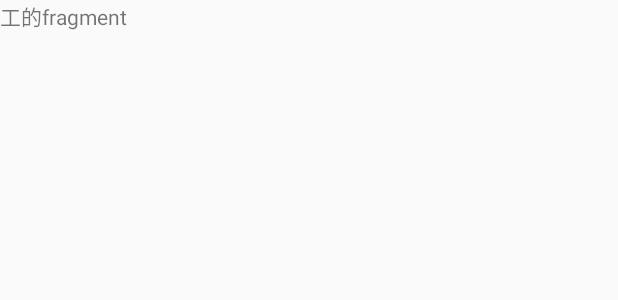
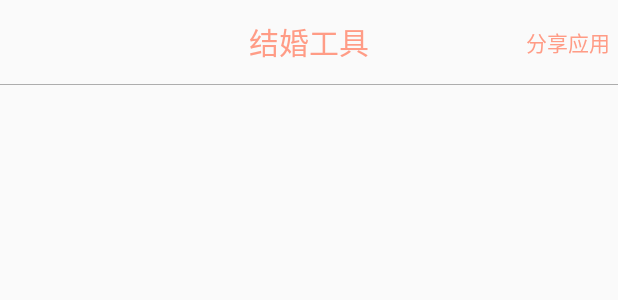
Before and after one commit to kingcyan/BestWedding, an Android app: the layout fragment_tools.xml on its own in the app's theme, with its tools: preview values and no code run, on a phone screen of 412 x 824 dp. Shown: the top 300 px of the screen. Run offline under Robolectric (Android 15) with nearby library versions, the phone set to English and light mode, and no system bars.

Commit message:
常量类，工具类，解析Json类的创建

```diff
--- a/app/build.gradle
+++ b/app/build.gradle
@@ -24,4 +24,5 @@ dependencies {
     testCompile 'junit:junit:4.12'
     compile 'com.android.support:appcompat-v7:23.4.0'
     compile project(':weddinglibary')
+    compile 'com.squareup.retrofit2:converter-gson:2.1.0'
 }
--- a/app/src/main/java/com/qf/util/Contants.java
+++ b/app/src/main/java/com/qf/util/Contants.java
@@ -5,5 +5,8 @@ package com.qf.util;
  * 2016/8/19
  */
 public interface Contants {
-    String TOOL_HEAD_IMG = "http://www.hunliji.com/p/wedding/index.php/home/APIPosterBlock/block_info?id=1004&app_version=6.8.7&city=0";
+
+    String HTTP_ROOT   = "http://www.hunliji.com/";
+    //工具页面顶部的图片
+    String TOOL_HEAD_IMG = "p/wedding/index.php/home/APIPosterBlock/block_info?id=1004&app_version=6.8.7&city=0";
 }
--- a/app/src/main/res/layout/fragment_tools.xml
+++ b/app/src/main/res/layout/fragment_tools.xml
@@ -3,10 +3,47 @@
               android:layout_width="match_parent"
               android:layout_height="match_parent"
               android:orientation="vertical">
+    <!-- 标题 -->
+    <RelativeLayout
+        android:layout_width="match_parent"
+        android:layout_height="?attr/actionBarSize"
+        >
 
-    <TextView
-        android:layout_width="wrap_content"
-        android:layout_height="wrap_content"
-        android:text="工的fragment"
+        <TextView
+            android:layout_width="wrap_content"
+            android:layout_height="wrap_content"
+            android:layout_centerInParent="true"
+            android:text="@string/Tool_Title"
+            android:textColor="@color/colortextchecked"
+            android:textSize="@dimen/ToolTitleSize"
+            />
+
+        <TextView
+            android:layout_width="wrap_content"
+            android:layout_height="wrap_content"
+            android:layout_alignParentRight="true"
+            android:layout_centerVertical="true"
+            android:layout_marginRight="@dimen/MarginRingt"
+            android:text="@string/Tool_TitleRight"
+            android:textColor="@color/colortextchecked"
+            android:textSize="@dimen/ToolTitleRightSize"
+            />
+    </RelativeLayout>
+    <!--分割线-->
+    <View
+        android:layout_width="match_parent"
+        android:layout_height="@dimen/ViewHalving"
+        android:background="@color/colortextunchecked"
         />
+    <RelativeLayout
+        android:layout_width="match_parent"
+        android:layout_height="230dp">
+        <ImageView
+            android:id="@+id/tool_head_img"
+            android:clickable="true"
+            android:layout_width="match_parent"
+            android:layout_height="150dp"
+            />
+    </RelativeLayout>
+
 </LinearLayout>
--- a/app/src/main/res/values/colors.xml
+++ b/app/src/main/res/values/colors.xml
@@ -3,6 +3,6 @@
     <color name="colorPrimary">#3F51B5</color>
     <color name="colorPrimaryDark">#303F9F</color>
     <color name="colorAccent">#FF4081</color>
-    <color name="colortextchecked">#FFDFD8</color>
+    <color name="colortextchecked">#ff9c86</color>
     <color name="colortextunchecked">#ADADAD</color>
 </resources>
--- a/app/src/main/res/values/dimens.xml
+++ b/app/src/main/res/values/dimens.xml
@@ -2,4 +2,8 @@
     <!-- Default screen margins, per the Android Design guidelines. -->
     <dimen name="activity_horizontal_margin">16dp</dimen>
     <dimen name="activity_vertical_margin">16dp</dimen>
+    <dimen name="ToolTitleSize">20sp</dimen>
+    <dimen name="ToolTitleRightSize">14sp</dimen>
+    <dimen name="MarginRingt">5dp</dimen>
+    <dimen name="ViewHalving">0.5dp</dimen>
 </resources>
--- a/app/src/main/res/values/strings.xml
+++ b/app/src/main/res/values/strings.xml
@@ -1,3 +1,5 @@
 <resources>
     <string name="app_name">BestWedding</string>
+    <string name="Tool_Title">结婚工具</string>
+    <string name="Tool_TitleRight">分享应用</string>
 </resources>
--- a/weddinglibary/build.gradle
+++ b/weddinglibary/build.gradle
@@ -25,4 +25,6 @@ dependencies {
     compile 'com.google.code.gson:gson:2.2.4'
     compile 'com.github.bumptech.glide:glide:3.7.0'
     compile 'com.jakewharton:butterknife:8.2.1'
+    compile 'io.github.openfeign:feign-gson:9.2.0'
+    compile 'com.squareup.retrofit2:retrofit:2.1.0'
 }
```
Also changed, not shown: app/src/main/java/com/qf/bestwedding/MyApplication.java (added, +33 -0 lines), app/src/main/java/com/qf/entity/ToolEntity.java (added, +24 -0 lines), app/src/main/java/com/qf/util/JsonUtil.java (+8 -1 lines).
